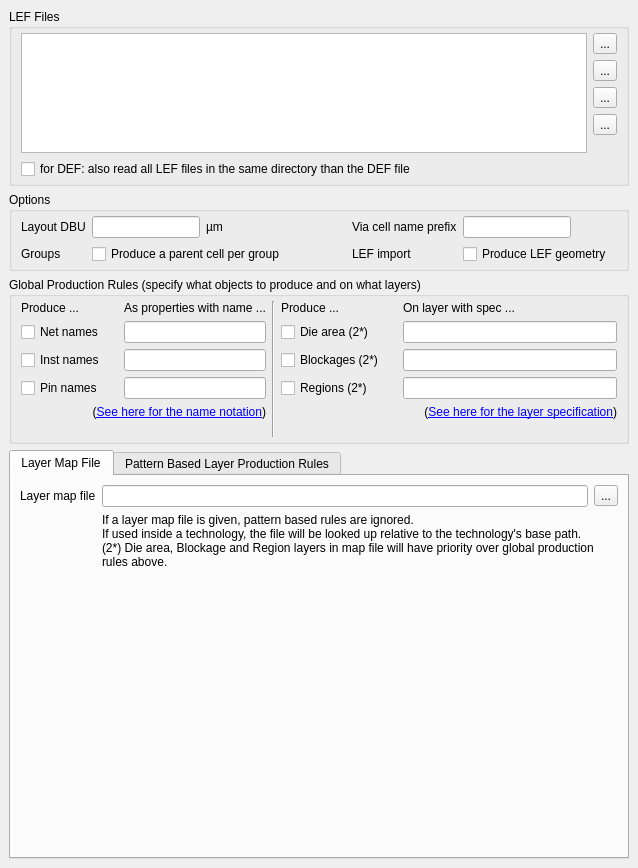
Before: the Qt Designer form src/plugins/streamers/lefdef/lay_plugin/LEFDEFTechnologyComponentEditor.ui in KLayout/klayout, drawn with Qt 5.
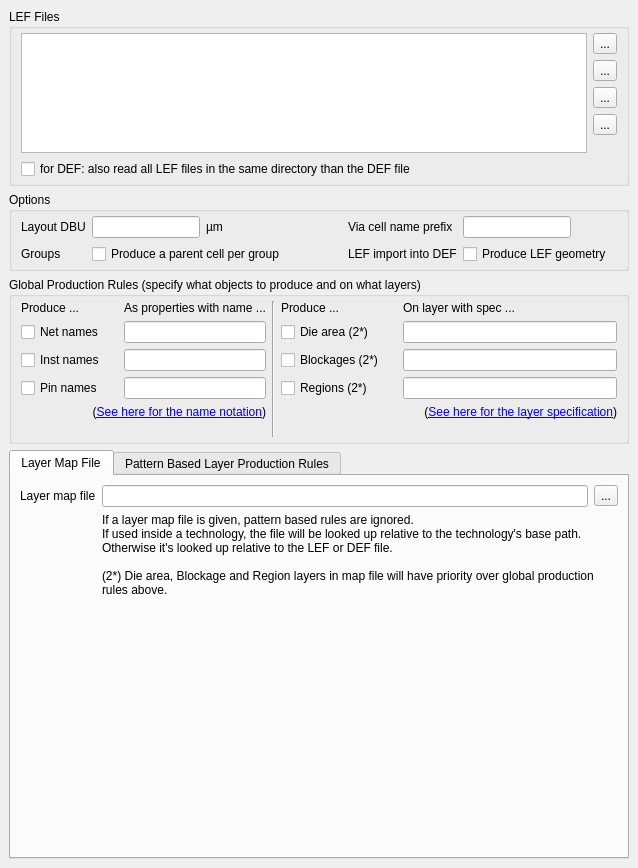
After: the same form once the commit is applied. Icons and pictures are not drawn. Custom widgets are drawn as their Qt base class.

Patch:
```diff
--- a/src/plugins/streamers/lefdef/lay_plugin/LEFDEFTechnologyComponentEditor.ui
+++ b/src/plugins/streamers/lefdef/lay_plugin/LEFDEFTechnologyComponentEditor.ui
@@ -294,7 +294,7 @@
       <item row="1" column="4">
        <widget class="QLabel" name="label">
         <property name="text">
-         <string>LEF import</string>
+         <string>LEF import into DEF</string>
         </property>
        </widget>
       </item>
@@ -708,6 +708,8 @@
          <property name="text">
           <string>If a layer map file is given, pattern based rules are ignored.
 If used inside a technology, the file will be looked up relative to the technology's base path.
+Otherwise it's looked up relative to the LEF or DEF file.
+
 (2*) Die area, Blockage and Region layers in map file will have priority over global production rules above.</string>
          </property>
          <property name="wordWrap">
```
